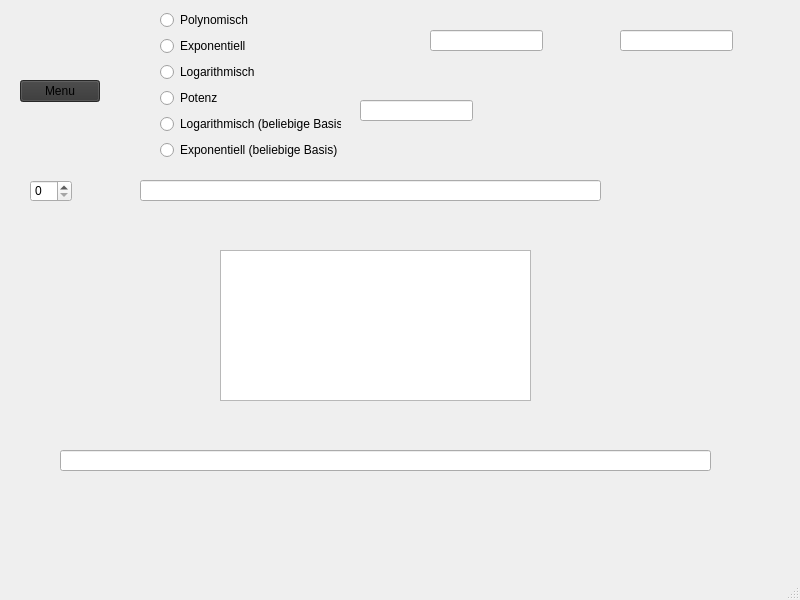
Qt form regression.ui (FelixMaetzler/Taschenrechner) before a commit.
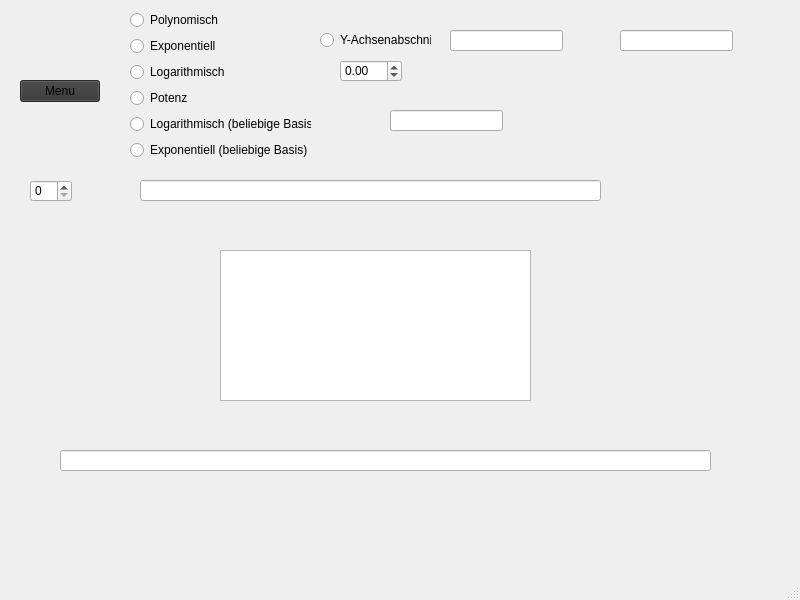
The same form after that commit.

Commit message: jetzt kann man den Yachsenabschnitt erzwingen

```diff
--- a/regression.ui
+++ b/regression.ui
@@ -76,7 +76,7 @@
    <widget class="QLineEdit" name="lineAnzeige">
     <property name="geometry">
      <rect>
-      <x>430</x>
+      <x>450</x>
       <y>30</y>
       <width>113</width>
       <height>21</height>
@@ -96,7 +96,7 @@
    <widget class="QWidget" name="verticalLayoutWidget">
     <property name="geometry">
      <rect>
-      <x>160</x>
+      <x>130</x>
       <y>10</y>
       <width>181</width>
       <height>154</height>
@@ -150,13 +150,42 @@
    <widget class="QLineEdit" name="lineBasis">
     <property name="geometry">
      <rect>
-      <x>360</x>
-      <y>100</y>
+      <x>390</x>
+      <y>110</y>
       <width>113</width>
       <height>21</height>
      </rect>
     </property>
    </widget>
+   <widget class="QRadioButton" name="radioYAchsenabschnitt">
+    <property name="geometry">
+     <rect>
+      <x>320</x>
+      <y>30</y>
+      <width>111</width>
+      <height>20</height>
+     </rect>
+    </property>
+    <property name="text">
+     <string>Y-Achsenabschnitt</string>
+    </property>
+   </widget>
+   <widget class="QDoubleSpinBox" name="doubleYAchsenabschnitt">
+    <property name="geometry">
+     <rect>
+      <x>340</x>
+      <y>60</y>
+      <width>62</width>
+      <height>22</height>
+     </rect>
+    </property>
+    <property name="minimum">
+     <double>-10000000000000000524381184475062837195473800154429724610566137243318061834753718863820956830887857615988724636416932177829345401680187244151732297960592357271816907060120777654272.000000000000000</double>
+    </property>
+    <property name="maximum">
+     <double>100000000000000000191567508573466873621595512726519201115280351459937932420398875596123614510818032353280.000000000000000</double>
+    </property>
+   </widget>
   </widget>
   <widget class="QMenuBar" name="menubar">
    <property name="geometry">
```
The commit also changes 2 other files.
